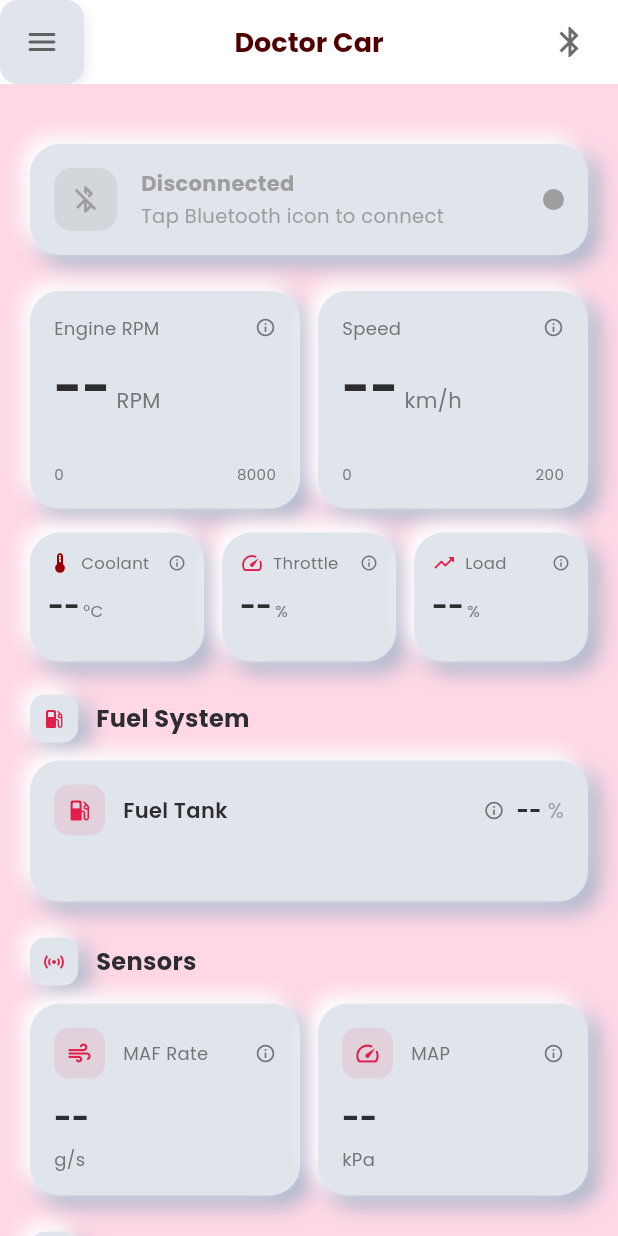
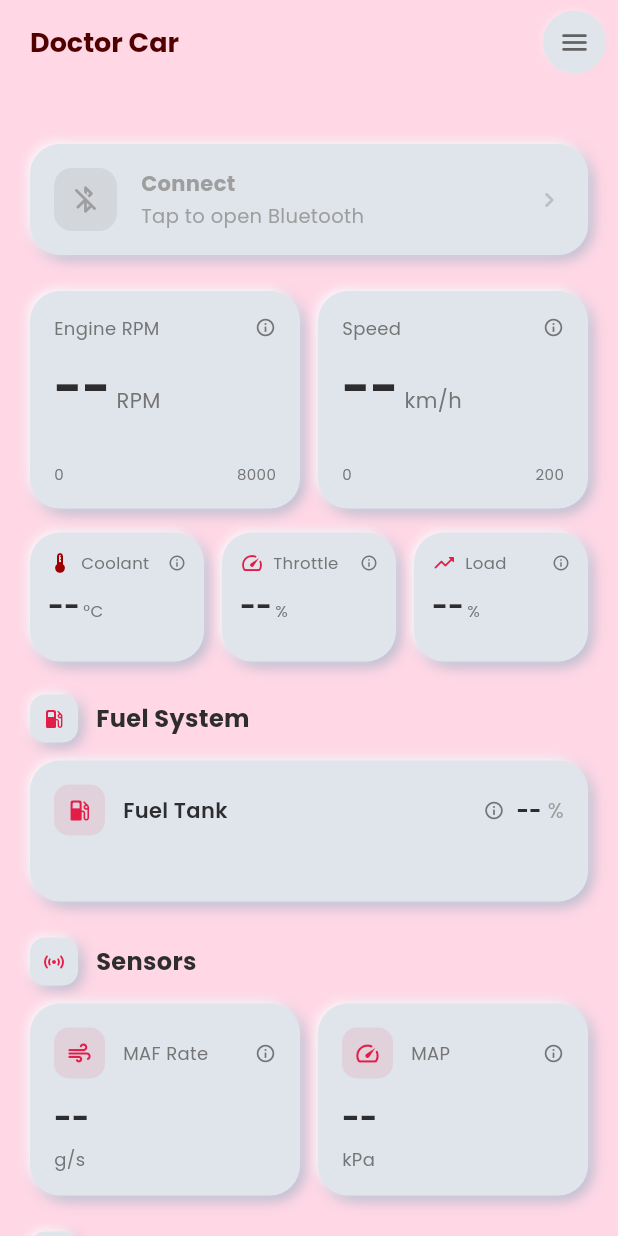
Before and after one commit to clawdy31/obd-car-scanner, a Flutter app: the screen it shows after launch, on a phone screen of 412 x 824 dp. Run offline on Flutter 3.47's test engine with Material 3 defaults, Android fonts, the light colour scheme and no system bars; our stand-ins replace flutter_blue_plus, flutter_bluetooth_serial, google_fonts, permission_handler, shared_preferences; statements that could not run were skipped.

Commit message:
UI polish + Bluetooth name fix + APK install intent
- Renamed 'Errors' tab to 'Diagnostics'
- Reduced shadow effect across all neumorphic widgets
- Connection card now tappable - opens Bluetooth sheet
- Removed Bluetooth icon from app bar
- Menu button moved to right side, circular with subtle shadow
- App bar made invisible (blends with background, elevation 0)
- Title 'Doctor Car' left-aligned with proper padding
- Fixed BLE device name parsing: prioritizes advertisementData.localName over platformName
- Added debug print statements for Bluetooth scanning
- Removed splash screen icon shadow glow
- Added APK MIME type intent filters for install trigger

```diff
--- a/lib/main.dart
+++ b/lib/main.dart
@@ -113,7 +113,7 @@ class MainScreen extends StatefulWidget {
 class _MainScreenState extends State<MainScreen> {
   int _currentIndex = 0;
   final GlobalKey<ScaffoldState> _scaffoldKey = GlobalKey<ScaffoldState>();
-  static const List<String> _titles = ['Doctor Car', 'Errors', 'Live', 'Settings', 'Info'];
+  static const List<String> _titles = ['Doctor Car', 'Diagnostics', 'Live', 'Settings', 'Info'];
 
   @override
   Widget build(BuildContext context) {
@@ -133,36 +133,47 @@ class _MainScreenState extends State<MainScreen> {
         onThemeTap: () => _showThemeSheet(context),
       ),
       appBar: AppBar(
-        backgroundColor: isDark ? const Color(0xFF1E1E1E) : Colors.white,
+        backgroundColor: isDark ? const Color(0xFF121212) : const Color(0xFFFFD7E5),
         elevation: 0,
-        leading: Builder(
+        leadingWidth: 0,
+        leading: const SizedBox.shrink(),
+        automaticallyImplyLeading: false,
+        titleSpacing: 0,
+        title: Align(
+          alignment: Alignment.centerLeft,
+          child: Padding(
+            padding: const EdgeInsets.only(left: 20),
+            child: Text('Doctor Car', style: GoogleFonts.poppins(fontWeight: FontWeight.bold, fontSize: 18, color: isDark ? Colors.white : const Color(0xFF510000))),
+          ),
+        ),
+        actions: [
+          Builder(
             builder: (ctx) => GestureDetector(
               onTap: () => Scaffold.of(ctx).openDrawer(),
               child: Container(
-              width: 40,
-              height: 40,
+                width: 42,
+                height: 42,
                 decoration: BoxDecoration(
                   color: isDark ? NeuColors.darkBg : NeuColors.lightBg,
-                borderRadius: BorderRadius.circular(12),
-                boxShadow: isDark
-                    ? [
-                        BoxShadow(color: NeuColors.darkShadowLight, offset: const Offset(-2, -2), blurRadius: 6, spreadRadius: -1),
-                        BoxShadow(color: NeuColors.darkShadowDark.withAlpha(128), offset: const Offset(2, 2), blurRadius: 6, spreadRadius: -1),
-                      ]
-                    : [
-                        BoxShadow(color: NeuColors.lightShadowDark.withAlpha(77), offset: const Offset(2, 2), blurRadius: 6, spreadRadius: -1),
-                        BoxShadow(color: NeuColors.lightShadowLight, offset: const Offset(-2, -2), blurRadius: 6, spreadRadius: -1),
+                  shape: BoxShape.circle,
+                  boxShadow: [
+                    BoxShadow(
+                      color: NeuColors.lightShadowDark.withAlpha(26),
+                      offset: const Offset(1, 1),
+                      blurRadius: 4,
+                      spreadRadius: -1,
+                    ),
+                    BoxShadow(
+                      color: NeuColors.lightShadowLight.withAlpha(128),
+                      offset: const Offset(-1, -1),
+                      blurRadius: 4,
+                      spreadRadius: -1,
+                    ),
                   ],
                 ),
-              child: Icon(Icons.menu_rounded, color: isDark ? Colors.white70 : Colors.grey[700], size: 24),
+                child: Icon(Icons.menu_rounded, color: isDark ? Colors.white70 : Colors.grey[700], size: 22),
               ),
             ),
-        ),
-            title: Text('Doctor Car', style: GoogleFonts.poppins(fontWeight: FontWeight.bold, fontSize: 18, color: isDark ? Colors.white : const Color(0xFF510000))),
-            actions: [
-              IconButton(
-                icon: Icon(obd.isConnected ? Icons.bluetooth_connected : Icons.bluetooth, color: obd.isConnected ? const Color(0xFFE11D48) : (isDark ? Colors.white : const Color(0xFF6B6B6B))),
-                onPressed: () => _showBluetoothSheet(context),
           ),
           if (obd.isConnected)
             IconButton(
@@ -189,7 +200,7 @@ class _MainScreenState extends State<MainScreen> {
         child: IndexedStack(
           index: _currentIndex,
           children: [
-            DashboardScreen(liveData: obd.liveData, isConnected: obd.isConnected, deviceName: obd.connectedDeviceName),
+            DashboardScreen(liveData: obd.liveData, isConnected: obd.isConnected, deviceName: obd.connectedDeviceName, onConnectTap: () => _showBluetoothSheet(context)),
             DtcScreen(storedCodes: obd.storedCodes, isConnected: obd.isConnected, onClearCodes: () async {
               bool success = await obd.clearDTCs();
               return success;
@@ -645,13 +656,18 @@ class _BluetoothSheet extends StatelessWidget {
                           itemCount: obd.discoveredDevices.length,
                           itemBuilder: (context, index) {
                             final device = obd.discoveredDevices[index];
-                            return Container(
+                            return GestureDetector(
+                              onTap: () async {
+                                bool ok = await obd.connectToDevice(device);
+                                if (ok && context.mounted) Navigator.pop(context);
+                              },
+                              child: Container(
                                 margin: const EdgeInsets.only(bottom: 12),
                                 padding: const EdgeInsets.all(16),
                                 decoration: BoxDecoration(
-                                color: Colors.grey[100],
+                                  color: isDark ? const Color(0xFF2A2A2A) : Colors.grey[100],
                                   borderRadius: BorderRadius.circular(16),
-                                border: Border.all(color: Colors.grey.withAlpha(26)),
+                                  border: Border.all(color: isDark ? Colors.white.withAlpha(13) : Colors.grey.withAlpha(26)),
                                 ),
                                 child: Row(children: [
                                   Container(
@@ -667,8 +683,8 @@ class _BluetoothSheet extends StatelessWidget {
                                     child: Column(
                                       crossAxisAlignment: CrossAxisAlignment.start,
                                       children: [
-                                      Text((device.name ?? 'Unknown Device'), style: GoogleFonts.poppins(fontSize: 14, fontWeight: FontWeight.w600)),
-                                      Text(device.id, style: GoogleFonts.poppins(fontSize: 12, color: Colors.grey)),
+                                        Text((device.name ?? 'Unknown Device'), style: GoogleFonts.poppins(fontSize: 14, fontWeight: FontWeight.w600, color: isDark ? Colors.white : const Color(0xFF1A1A1A))),
+                                        Text(device.id, style: GoogleFonts.poppins(fontSize: 12, color: isDark ? Colors.grey[400] : Colors.grey[600])),
                                       ],
                                     ),
                                   ),
@@ -678,6 +694,7 @@ class _BluetoothSheet extends StatelessWidget {
                                     child: Text('Connect', style: GoogleFonts.poppins(color: const Color(0xFFE11D48), fontSize: 12)),
                                   ),
                                 ]),
+                              ),
                             );
                           },
                         ),
@@ -879,7 +896,7 @@ class _AppDrawer extends StatelessWidget {
                 padding: const EdgeInsets.symmetric(horizontal: 12, vertical: 8),
                 child: Column(children: [
                   _DrawerItem(icon: Icons.dashboard_rounded, label: 'Dashboard', isSelected: currentIndex == 0, onTap: () => onItemSelected(0)),
-                  _DrawerItem(icon: Icons.error_outline_rounded, label: 'Errors', isSelected: currentIndex == 1, badgeCount: obd.storedCodes.length, onTap: () => onItemSelected(1)),
+                  _DrawerItem(icon: Icons.error_outline_rounded, label: 'Diagnostics', isSelected: currentIndex == 1, badgeCount: obd.storedCodes.length, onTap: () => onItemSelected(1)),
                   _DrawerItem(icon: Icons.show_chart_rounded, label: 'Live Data', isSelected: currentIndex == 2, onTap: () => onItemSelected(2)),
                   const Divider(),
                   _DrawerItem(icon: Icons.settings_rounded, label: 'Settings', isSelected: currentIndex == 3, onTap: () => onItemSelected(3)),
--- a/lib/screens/dashboard_screen.dart
+++ b/lib/screens/dashboard_screen.dart
@@ -6,8 +6,9 @@ class DashboardScreen extends StatelessWidget {
   final Map<String, String> liveData;
   final bool isConnected;
   final String? deviceName;
+  final VoidCallback? onConnectTap;
 
-  const DashboardScreen({super.key, required this.liveData, required this.isConnected, this.deviceName});
+  const DashboardScreen({super.key, required this.liveData, required this.isConnected, this.deviceName, this.onConnectTap});
 
   @override
   Widget build(BuildContext context) {
@@ -24,7 +25,7 @@ class DashboardScreen extends StatelessWidget {
         crossAxisAlignment: CrossAxisAlignment.start,
         children: [
           // Connection Status
-          _ModernConnectionStatus(isConnected: isConnected, deviceName: deviceName),
+          _ModernConnectionStatus(isConnected: isConnected, deviceName: deviceName, onTap: onConnectTap),
           const SizedBox(height: 24),
 
           // Main Gauges Row
@@ -161,16 +162,19 @@ class DashboardScreen extends StatelessWidget {
 class _ModernConnectionStatus extends StatelessWidget {
   final bool isConnected;
   final String? deviceName;
+  final VoidCallback? onTap;
 
-  const _ModernConnectionStatus({required this.isConnected, this.deviceName});
+  const _ModernConnectionStatus({
+    required this.isConnected,
+    this.deviceName,
+    this.onTap,
+  });
 
   @override
   Widget build(BuildContext context) {
-    final isDark = Theme.of(context).brightness == Brightness.dark;
-    final primaryColor = isDark ? Colors.white : const Color(0xFF2D2D30);
-    final secondaryColor = isDark ? Colors.white60 : Colors.grey[600]!;
-
-    return NeuContainer(
+    return GestureDetector(
+      onTap: onTap,
+      child: NeuContainer(
         padding: const EdgeInsets.all(16),
         child: Row(
           children: [
@@ -192,7 +196,7 @@ class _ModernConnectionStatus extends StatelessWidget {
                 crossAxisAlignment: CrossAxisAlignment.start,
                 children: [
                   Text(
-                  isConnected ? (deviceName ?? 'OBD-II Connected') : 'Disconnected',
+                    isConnected ? (deviceName ?? 'OBD-II Connected') : 'Connect',
                     style: TextStyle(
                       color: isConnected ? Colors.green : Colors.grey,
                       fontWeight: FontWeight.bold,
@@ -201,23 +205,19 @@ class _ModernConnectionStatus extends StatelessWidget {
                   ),
                   const SizedBox(height: 2),
                   Text(
-                  isConnected ? 'Reading live vehicle data' : 'Tap Bluetooth icon to connect',
+                    isConnected ? 'Reading live vehicle data' : 'Tap to open Bluetooth',
                     style: TextStyle(color: Colors.grey[500], fontSize: 13),
                   ),
                 ],
               ),
             ),
-          Container(
-            width: 14, height: 14,
-            decoration: BoxDecoration(
-              color: isConnected ? Colors.green : Colors.grey,
-              shape: BoxShape.circle,
-              boxShadow: isConnected
-                  ? [BoxShadow(color: Colors.green.withAlpha(200), blurRadius: 8, spreadRadius: 2)]
-                  : null,
-            ),
+            Icon(
+              Icons.chevron_right_rounded,
+              color: Colors.grey[400],
+              size: 20,
             ),
           ],
+        ),
       ),
     );
   }
--- a/lib/widgets/neuomorphic.dart
+++ b/lib/widgets/neuomorphic.dart
@@ -4,18 +4,22 @@ import 'package:flutter/material.dart';
 /// Light neumorphism: soft gray background with white + gray shadows
 /// Dark neumorphism: dark gray background with lighter + darker shadows
 class NeuColors {
-  // Light theme - crisp neumorphic
+  // Light theme - subtle shadow
   static const lightBg = Color(0xFFE0E5EC);
-  static const lightShadowDark = Color(0xFFA3B1C6);         // #A3B1C6 100%
-  static const lightShadowLight = Color(0xFFFFFFFF);        // pure white
+  static const lightShadowDark = Color(0xFFA3B1C6);
+  static const lightShadowLight = Color(0xFFFFFFFF);
 
-  // Dark theme - premium crisp extrusion
-  static const darkBg = Color(0xFF2D2D30);
-  static const darkShadowDark = Color(0xFF14161A);           // deeper dark, defines height
-  static const darkShadowLight = Color(0xFF404550);          // subtle rim light, ~80%
+  // Dark theme - very subtle
+  static const darkBg = Color(0xFF1E1E22);
+  static const darkShadowOuter = Color(0xFF0A0A0D);
+  static const darkShadowInner = Color(0xFF3A3A42);
+
+  // Aliases for backward compatibility
+  static const darkShadowDark = darkShadowOuter;
+  static const darkShadowLight = darkShadowInner;
 }
 
-/// Raised neumorphic container (extruded look)
+/// Raised neumorphic container (extruded look) - subtle shadow
 class NeuContainer extends StatelessWidget {
   final Widget child;
   final double borderRadius;
@@ -45,34 +49,31 @@ class NeuContainer extends StatelessWidget {
         borderRadius: BorderRadius.circular(borderRadius),
         boxShadow: isDark
             ? [
-                // Dark shadow: deep, defines the extrusion height
                 BoxShadow(
-                  color: NeuColors.darkShadowDark,
-                  offset: const Offset(6, 6),
-                  blurRadius: 12,
-                  spreadRadius: 1,
+                  color: NeuColors.darkShadowOuter,
+                  offset: const Offset(3, 3),
+                  blurRadius: 8,
+                  spreadRadius: -1,
                 ),
-                // Light shadow: defines the crisp rim/edge
                 BoxShadow(
-                  color: NeuColors.darkShadowLight,
-                  offset: const Offset(-5, -5),
-                  blurRadius: 10,
-                  spreadRadius: 1,
+                  color: NeuColors.darkShadowInner,
+                  offset: const Offset(-2, -2),
+                  blurRadius: 6,
+                  spreadRadius: -1,
                 ),
               ]
             : [
-                // Light neumorphic: crisp white + gray
                 BoxShadow(
                   color: NeuColors.lightShadowDark,
-                  offset: const Offset(6, 6),
-                  blurRadius: 12,
-                  spreadRadius: 1,
+                  offset: const Offset(3, 3),
+                  blurRadius: 8,
+                  spreadRadius: -1,
                 ),
                 BoxShadow(
                   color: NeuColors.lightShadowLight,
-                  offset: const Offset(-5, -5),
-                  blurRadius: 10,
-                  spreadRadius: 1,
+                  offset: const Offset(-2, -2),
+                  blurRadius: 6,
+                  spreadRadius: -1,
                 ),
               ],
       ),
@@ -81,7 +82,7 @@ class NeuContainer extends StatelessWidget {
   }
 }
 
-/// Pressed/inset neumorphic container (pressed button look)
+/// Pressed/inset neumorphic container (pressed button look) - subtle
 class NeuContainerPressed extends StatelessWidget {
   final Widget child;
   final double borderRadius;
@@ -103,34 +104,30 @@ class NeuContainerPressed extends StatelessWidget {
       decoration: BoxDecoration(
         color: isDark ? NeuColors.darkBg : NeuColors.lightBg,
         borderRadius: BorderRadius.circular(borderRadius),
-        boxShadow: isDark
-            ? [
-                // Inset dark: inner shadows reversed
+        boxShadow: isDark ? [
                 BoxShadow(
-                  color: NeuColors.darkShadowLight,
-                  offset: const Offset(-3, -3),
-                  blurRadius: 8,
+                  color: NeuColors.darkShadowInner,
+                  offset: const Offset(-2, -2),
+                  blurRadius: 6,
                   spreadRadius: -1,
                 ),
                 BoxShadow(
-                  color: NeuColors.darkShadowDark.withAlpha(128),
-                  offset: const Offset(3, 3),
-                  blurRadius: 8,
+                  color: NeuColors.darkShadowOuter.withAlpha(100),
+                  offset: const Offset(2, 2),
+                  blurRadius: 6,
                   spreadRadius: -1,
                 ),
-              ]
-            : [
-                // Inset light
+              ] : [
                 BoxShadow(
-                  color: NeuColors.lightShadowDark.withAlpha(77),
-                  offset: const Offset(3, 3),
-                  blurRadius: 8,
+                  color: NeuColors.lightShadowDark.withAlpha(51),
+                  offset: const Offset(2, 2),
+                  blurRadius: 6,
                   spreadRadius: -1,
                 ),
                 BoxShadow(
                   color: NeuColors.lightShadowLight,
-                  offset: const Offset(-3, -3),
-                  blurRadius: 8,
+                  offset: const Offset(-2, -2),
+                  blurRadius: 6,
                   spreadRadius: -1,
                 ),
               ],
@@ -140,7 +137,7 @@ class NeuContainerPressed extends StatelessWidget {
   }
 }
 
-/// Neumorphic icon button
+/// Neumorphic icon button - subtle shadow
 class NeuIconButton extends StatelessWidget {
   final IconData icon;
   final VoidCallback? onPressed;
@@ -169,12 +166,12 @@ class NeuIconButton extends StatelessWidget {
           shape: BoxShape.circle,
           boxShadow: isDark
               ? [
-                  BoxShadow(color: NeuColors.darkShadowDark, offset: const Offset(4, 4), blurRadius: 10, spreadRadius: -2),
-                  BoxShadow(color: NeuColors.darkShadowLight, offset: const Offset(-3, -3), blurRadius: 8, spreadRadius: -2),
+                  BoxShadow(color: NeuColors.darkShadowOuter, offset: const Offset(3, 3), blurRadius: 8, spreadRadius: -1),
+                  BoxShadow(color: NeuColors.darkShadowInner, offset: const Offset(-2, -2), blurRadius: 6, spreadRadius: -1),
                 ]
               : [
-                  BoxShadow(color: NeuColors.lightShadowDark, offset: const Offset(5, 5), blurRadius: 12, spreadRadius: -2),
-                  BoxShadow(color: NeuColors.lightShadowLight, offset: const Offset(-5, -5), blurRadius: 12, spreadRadius: -2),
+                  BoxShadow(color: NeuColors.lightShadowDark, offset: const Offset(3, 3), blurRadius: 8, spreadRadius: -1),
+                  BoxShadow(color: NeuColors.lightShadowLight, offset: const Offset(-2, -2), blurRadius: 6, spreadRadius: -1),
                 ],
         ),
         child: Icon(icon, color: iconColor ?? (isDark ? Colors.white70 : Colors.grey[700]), size: size * 0.45),
```
Also changed, not shown: lib/screens/splash_screen.dart (+0 -10 lines), lib/services/bluetooth_scanner_manager_ios.dart (+9 -3 lines), lib/services/bluetooth_scanner_manager_real.dart (+16 -19 lines), 1 other file. Lines whose indentation alone changed are shown as unchanged.
